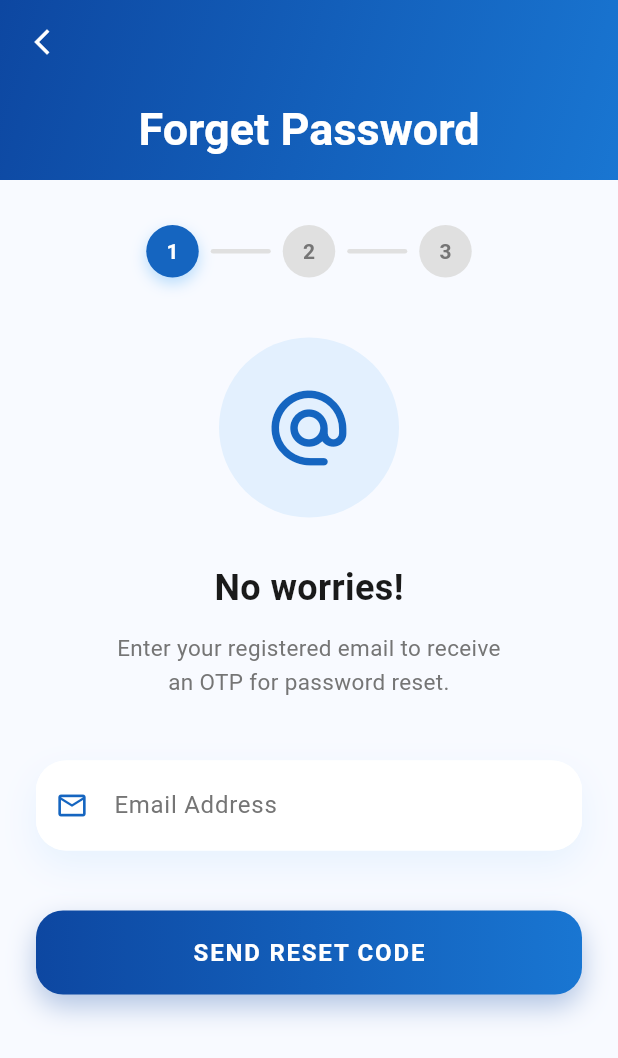
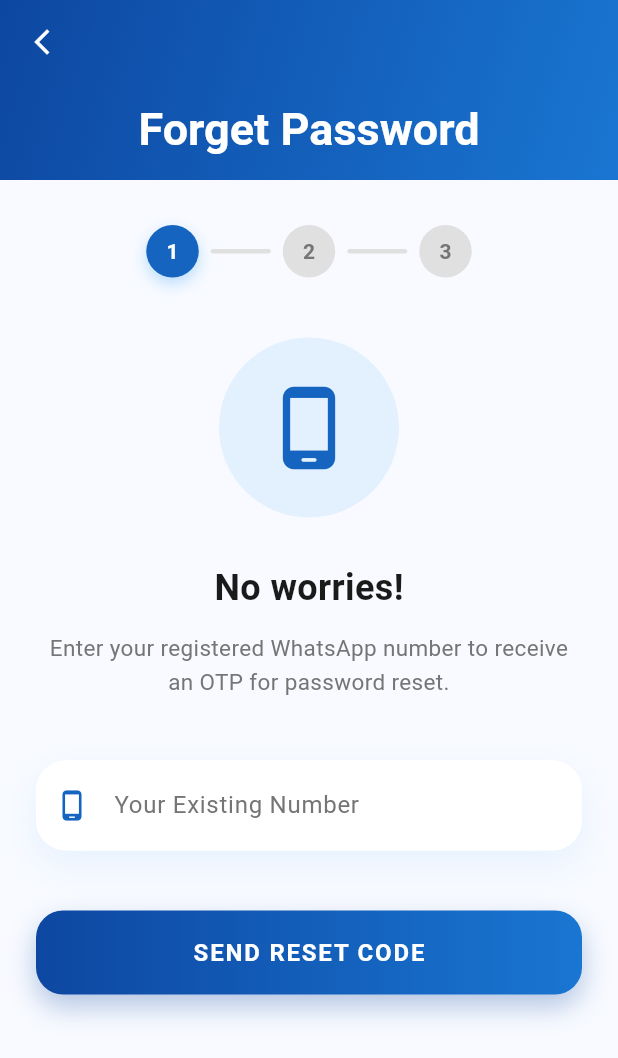
Before and after one commit to artic0909/doctorwal-app, a Flutter app: the ForgetPasswordScreen screen opened directly, after a tap on "SEND RESET CODE", on a phone screen of 412 x 824 dp. Shown: the top 1058 px of the screen. Run offline on Flutter 3.47's test engine with Material 3 defaults, Android fonts, the light colour scheme and no system bars; our stand-ins replace animated_text_kit, dio, image_picker, lottie, share_plus, shared_preferences; accounts and stored records are empty.

Commit message:
froget pas message

```diff
--- a/lib/forgetpasswordscreen.dart
+++ b/lib/forgetpasswordscreen.dart
@@ -12,7 +12,7 @@ class ForgetPasswordScreen extends StatefulWidget {
 }
 
 class _ForgetPasswordScreenState extends State<ForgetPasswordScreen> {
-  final emailController = TextEditingController();
+  final phoneController = TextEditingController();
   final otpController = TextEditingController();
   final newPasswordController = TextEditingController();
   final confirmPasswordController = TextEditingController();
@@ -40,14 +40,14 @@ class _ForgetPasswordScreenState extends State<ForgetPasswordScreen> {
   }
 
   Future<void> sendCode() async {
-    final email = emailController.text.trim();
-    if (email.isEmpty) return;
+    final phone = phoneController.text.trim();
+    if (phone.isEmpty) return;
 
     try {
       final response = await http.post(
         Uri.parse('$baseUrl/api/send-otp'),
         headers: {'Accept': 'application/json'},
-        body: {'user_email': email},
+        body: {'user_mobile_number': phone},
       );
 
       final data = jsonDecode(response.body);
@@ -72,14 +72,14 @@ class _ForgetPasswordScreenState extends State<ForgetPasswordScreen> {
   }
 
   Future<void> verifyCode() async {
-    final email = emailController.text.trim();
+    final phone = phoneController.text.trim();
     final otp = otpController.text.trim();
 
     try {
       final response = await http.post(
         Uri.parse('$baseUrl/api/verify-otp'),
         headers: {'Accept': 'application/json'},
-        body: {'user_email': email, 'otp': otp},
+        body: {'user_mobile_number': phone, 'otp': otp},
       );
 
       final data = jsonDecode(response.body);
@@ -103,7 +103,7 @@ class _ForgetPasswordScreenState extends State<ForgetPasswordScreen> {
   }
 
   Future<void> updatePassword() async {
-    final email = emailController.text.trim();
+    final phone = phoneController.text.trim();
     final newPassword = newPasswordController.text.trim();
     final confirmPassword = confirmPasswordController.text.trim();
 
@@ -126,7 +126,7 @@ class _ForgetPasswordScreenState extends State<ForgetPasswordScreen> {
         Uri.parse('$baseUrl/api/update-password-during-otp'),
         headers: {'Accept': 'application/json'},
         body: {
-          'user_email': email,
+          'user_mobile_number': phone,
           'user_password': newPassword,
           'user_password_confirmation': confirmPassword,
         },
@@ -158,7 +158,7 @@ class _ForgetPasswordScreenState extends State<ForgetPasswordScreen> {
   @override
   void dispose() {
     countdownTimer?.cancel();
-    emailController.dispose();
+    phoneController.dispose();
     otpController.dispose();
     newPasswordController.dispose();
     confirmPasswordController.dispose();
@@ -299,7 +299,7 @@ class _ForgetPasswordScreenState extends State<ForgetPasswordScreen> {
             color: Colors.blue.withValues(alpha:0.1),
             shape: BoxShape.circle,
           ),
-          child: Icon(Icons.alternate_email_rounded, size: 60, color: Colors.blue[800]),
+          child: Icon(Icons.phone_android_rounded, size: 60, color: Colors.blue[800]),
         ),
         const SizedBox(height: 30),
         const Text(
@@ -308,17 +308,17 @@ class _ForgetPasswordScreenState extends State<ForgetPasswordScreen> {
         ),
         const SizedBox(height: 12),
         Text(
-          "Enter your registered email to receive\nan OTP for password reset.",
+          "Enter your registered WhatsApp number to receive\nan OTP for password reset.",
           textAlign: TextAlign.center,
           style: TextStyle(fontSize: 15, color: Colors.grey[600], height: 1.5),
         ),
         const SizedBox(height: 40),
         _buildTextFieldWithIcon(
-          controller: emailController,
-          label: "Email Address",
-          hint: "user@example.com",
-          icon: Icons.email_outlined,
-          keyboardType: TextInputType.emailAddress,
+          controller: phoneController,
+          label: "Your Existing Number",
+          hint: "e.g., +919876543210",
+          icon: Icons.phone_android_outlined,
+          keyboardType: TextInputType.phone,
         ),
         const SizedBox(height: 40),
         _buildActionButton(
@@ -350,7 +350,7 @@ class _ForgetPasswordScreenState extends State<ForgetPasswordScreen> {
         ),
         const SizedBox(height: 12),
         Text(
-          "We've sent a 4-digit code to\n${emailController.text}",
+          "We've sent a 4-digit code to\n${phoneController.text}",
           textAlign: TextAlign.center,
           style: TextStyle(fontSize: 15, color: Colors.grey[600], height: 1.5),
         ),
```
Also changed, not shown: 1 other file.
